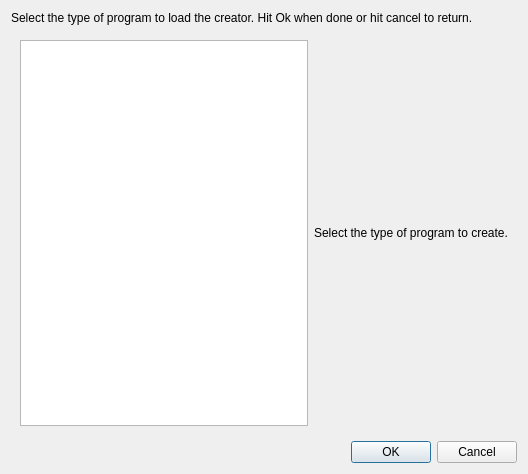
The window that howdyCoder/ui/qtUiFiles/creatorTypeSelector.ui (rmallow/howdyCoder) describes before a commit, drawn with Qt 5.
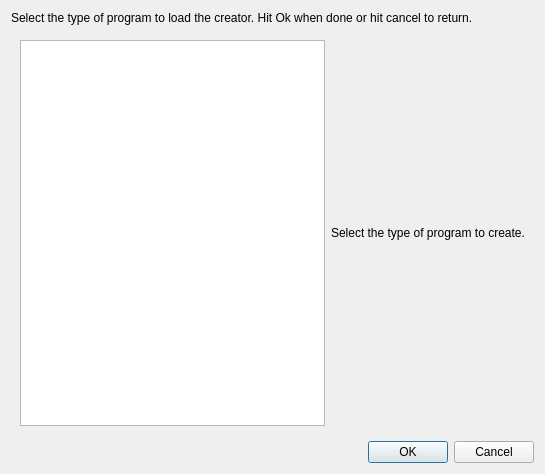
The same window after the commit.

The edit to the form file:
```diff
--- a/howdyCoder/ui/qtUiFiles/creatorTypeSelector.ui
+++ b/howdyCoder/ui/qtUiFiles/creatorTypeSelector.ui
@@ -6,7 +6,7 @@
    <rect>
     <x>0</x>
     <y>0</y>
-    <width>528</width>
+    <width>545</width>
     <height>474</height>
    </rect>
   </property>
@@ -25,7 +25,13 @@
     <widget class="QWidget" name="widget" native="true">
      <layout class="QHBoxLayout" name="horizontalLayout">
       <item>
-       <widget class="QListWidget" name="program_type_view"/>
+       <widget class="QListWidget" name="program_type_view">
+        <property name="font">
+         <font>
+          <pointsize>30</pointsize>
+         </font>
+        </property>
+       </widget>
       </item>
       <item>
        <widget class="QLabel" name="program_type_description">
```
